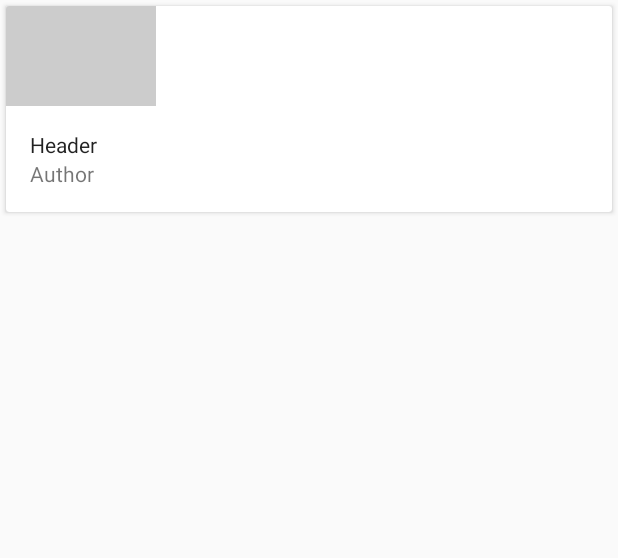
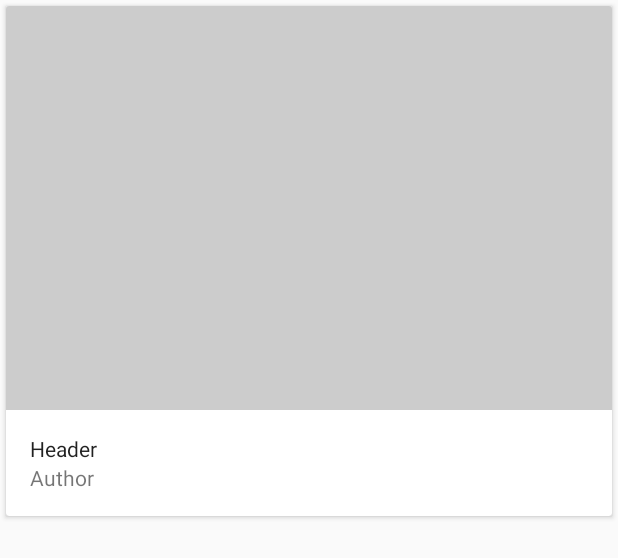
Before and after one commit to Fideas/make-it-material, an Android app: the layout list_item_article.xml on its own in the app's theme, with its tools: preview values and no code run, on a phone screen of 412 x 824 dp. Shown: the top 558 px of the screen. Run offline under Robolectric (Android 15) with nearby library versions, the phone set to English and light mode, and no system bars.

Commit message:
Increase the size of the card photo

```diff
--- a/XYZReader/src/main/res/layout/list_item_article.xml
+++ b/XYZReader/src/main/res/layout/list_item_article.xml
@@ -20,9 +20,10 @@
         <!--suppress AndroidLintContentDescription -->
         <com.example.xyzreader.ui.DynamicHeightNetworkImageView
             android:id="@+id/thumbnail"
-            android:layout_width="100dp"
+            android:layout_width="match_parent"
             android:layout_height="100dp"
-            android:background="@color/photo_placeholder" />
+            android:background="@color/photo_placeholder"
+            android:scaleType="centerCrop" />
 
         <TextView
             android:id="@+id/article_title"
```
